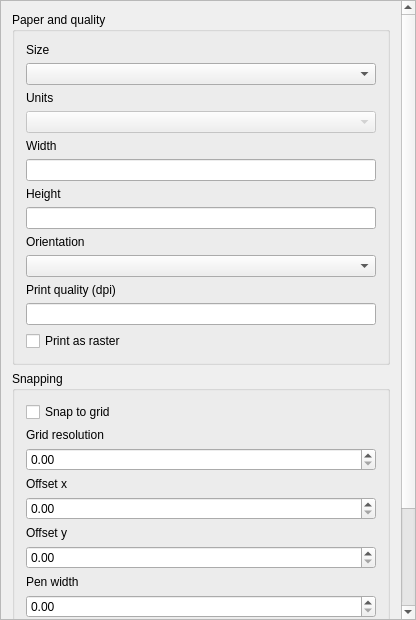
sourcepole/qgis, file qgis/src/ui/qgscompositionwidgetbase.ui: the form before one commit.
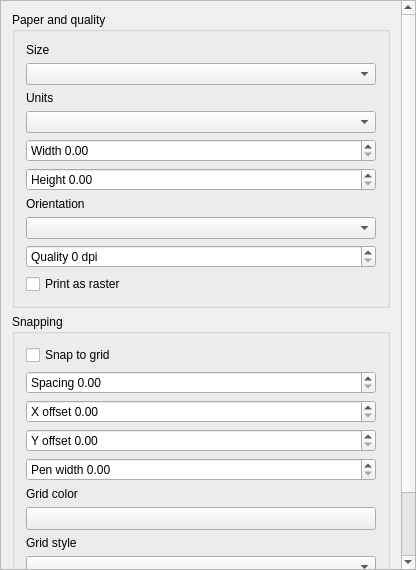
The form after the commit. Custom widgets are drawn as their Qt base class.

Diff of the .ui file:
```diff
--- a/qgis/src/ui/qgscompositionwidgetbase.ui
+++ b/qgis/src/ui/qgscompositionwidgetbase.ui
@@ -7,7 +7,7 @@
     <x>0</x>
     <y>0</y>
     <width>416</width>
-    <height>620</height>
+    <height>570</height>
    </rect>
   </property>
   <property name="sizePolicy">
@@ -32,9 +32,9 @@
       <property name="geometry">
        <rect>
         <x>0</x>
-        <y>-72</y>
-        <width>396</width>
-        <height>688</height>
+        <y>0</y>
+        <width>393</width>
+        <height>707</height>
        </rect>
       </property>
       <layout class="QGridLayout" name="gridLayout_3">
@@ -98,7 +98,7 @@
           <item row="3" column="0">
            <widget class="QComboBox" name="mPaperUnitsComboBox">
             <property name="enabled">
-             <bool>false</bool>
+             <bool>true</bool>
             </property>
             <property name="sizePolicy">
              <sizepolicy hsizetype="Expanding" vsizetype="Fixed">
@@ -108,51 +108,7 @@
             </property>
            </widget>
           </item>
-          <item row="4" column="0">
-           <widget class="QLabel" name="textLabel4">
-            <property name="sizePolicy">
-             <sizepolicy hsizetype="Preferred" vsizetype="Fixed">
-              <horstretch>0</horstretch>
-              <verstretch>0</verstretch>
-             </sizepolicy>
-            </property>
-            <property name="text">
-             <string>Width</string>
-            </property>
-            <property name="wordWrap">
-             <bool>true</bool>
-            </property>
-            <property name="buddy">
-             <cstring>mPaperWidthLineEdit</cstring>
-            </property>
-           </widget>
-          </item>
-          <item row="5" column="0">
-           <widget class="QLineEdit" name="mPaperWidthLineEdit"/>
-          </item>
           <item row="6" column="0">
-           <widget class="QLabel" name="textLabel6">
-            <property name="sizePolicy">
-             <sizepolicy hsizetype="Preferred" vsizetype="Fixed">
-              <horstretch>0</horstretch>
-              <verstretch>0</verstretch>
-             </sizepolicy>
-            </property>
-            <property name="text">
-             <string>Height</string>
-            </property>
-            <property name="wordWrap">
-             <bool>true</bool>
-            </property>
-            <property name="buddy">
-             <cstring>mPaperHeightLineEdit</cstring>
-            </property>
-           </widget>
-          </item>
-          <item row="7" column="0">
-           <widget class="QLineEdit" name="mPaperHeightLineEdit"/>
-          </item>
-          <item row="8" column="0">
            <widget class="QLabel" name="textLabel7">
             <property name="sizePolicy">
              <sizepolicy hsizetype="Preferred" vsizetype="Fixed">
@@ -171,7 +127,7 @@
             </property>
            </widget>
           </item>
-          <item row="9" column="0">
+          <item row="7" column="0">
            <widget class="QComboBox" name="mPaperOrientationComboBox">
             <property name="enabled">
              <bool>true</bool>
@@ -184,35 +140,52 @@
             </property>
            </widget>
           </item>
-          <item row="10" column="0">
-           <widget class="QLabel" name="mResolutionLabel">
-            <property name="sizePolicy">
-             <sizepolicy hsizetype="Preferred" vsizetype="Preferred">
-              <horstretch>0</horstretch>
-              <verstretch>0</verstretch>
-             </sizepolicy>
-            </property>
-            <property name="text">
-             <string>Print quality (dpi)</string>
-            </property>
-            <property name="wordWrap">
-             <bool>true</bool>
-            </property>
-            <property name="buddy">
-             <cstring>mResolutionLineEdit</cstring>
-            </property>
-           </widget>
-          </item>
-          <item row="11" column="0">
-           <widget class="QLineEdit" name="mResolutionLineEdit"/>
-          </item>
-          <item row="12" column="0">
+          <item row="9" column="0">
            <widget class="QCheckBox" name="mPrintAsRasterCheckBox">
             <property name="text">
              <string>Print as raster</string>
             </property>
            </widget>
           </item>
+          <item row="8" column="0">
+           <widget class="QSpinBox" name="mResolutionSpinBox">
+            <property name="suffix">
+             <string> dpi</string>
+            </property>
+            <property name="prefix">
+             <string>Quality </string>
+            </property>
+            <property name="maximum">
+             <number>3000</number>
+            </property>
+           </widget>
+          </item>
+          <item row="4" column="0">
+           <widget class="QDoubleSpinBox" name="mPaperWidthDoubleSpinBox">
+            <property name="prefix">
+             <string>Width </string>
+            </property>
+            <property name="suffix">
+             <string/>
+            </property>
+            <property name="maximum">
+             <double>99999.000000000000000</double>
+            </property>
+           </widget>
+          </item>
+          <item row="5" column="0">
+           <widget class="QDoubleSpinBox" name="mPaperHeightDoubleSpinBox">
+            <property name="prefix">
+             <string>Height </string>
+            </property>
+            <property name="suffix">
+             <string/>
+            </property>
+            <property name="maximum">
+             <double>99999.000000000000000</double>
+            </property>
+           </widget>
+          </item>
          </layout>
         </widget>
        </item>
@@ -230,82 +203,43 @@
            </widget>
           </item>
           <item row="1" column="0">
-           <widget class="QLabel" name="mResolutionLabel_2">
-            <property name="sizePolicy">
-             <sizepolicy hsizetype="Preferred" vsizetype="Fixed">
-              <horstretch>0</horstretch>
-              <verstretch>0</verstretch>
-             </sizepolicy>
+           <widget class="QDoubleSpinBox" name="mGridResolutionSpinBox">
+            <property name="prefix">
+             <string>Spacing </string>
             </property>
-            <property name="text">
-             <string>Grid resolution</string>
+            <property name="suffix">
+             <string/>
             </property>
-            <property name="wordWrap">
-             <bool>true</bool>
-            </property>
-            <property name="buddy">
-             <cstring>mResolutionSpinBox</cstring>
+            <property name="maximum">
+             <double>9999.000000000000000</double>
             </property>
            </widget>
           </item>
           <item row="2" column="0">
-           <widget class="QDoubleSpinBox" name="mResolutionSpinBox"/>
+           <widget class="QDoubleSpinBox" name="mOffsetXSpinBox">
+            <property name="prefix">
+             <string>X offset </string>
+            </property>
+            <property name="maximum">
+             <double>9999.000000000000000</double>
+            </property>
+           </widget>
           </item>
           <item row="3" column="0">
-           <widget class="QLabel" name="mXOffsetLabel">
-            <property name="sizePolicy">
-             <sizepolicy hsizetype="Preferred" vsizetype="Fixed">
-              <horstretch>0</horstretch>
-              <verstretch>0</verstretch>
-             </sizepolicy>
-            </property>
-            <property name="text">
-             <string>Offset x</string>
-            </property>
-            <property name="wordWrap">
-             <bool>true</bool>
-            </property>
-            <property name="buddy">
-             <cstring>mOffsetXSpinBox</cstring>
+           <widget class="QDoubleSpinBox" name="mOffsetYSpinBox">
+            <property name="prefix">
+             <string>Y offset </string>
             </property>
            </widget>
           </item>
           <item row="4" column="0">
-           <widget class="QDoubleSpinBox" name="mOffsetXSpinBox"/>
+           <widget class="QDoubleSpinBox" name="mPenWidthSpinBox">
+            <property name="prefix">
+             <string>Pen width </string>
+            </property>
+           </widget>
           </item>
           <item row="5" column="0">
-           <widget class="QLabel" name="mYOffsetLabel">
-            <property name="text">
-             <string>Offset y</string>
-            </property>
-            <property name="wordWrap">
-             <bool>true</bool>
-            </property>
-            <property name="buddy">
-             <cstring>mOffsetYSpinBox</cstring>
-            </property>
-           </widget>
-          </item>
-          <item row="6" column="0">
-           <widget class="QDoubleSpinBox" name="mOffsetYSpinBox"/>
-          </item>
-          <item row="7" column="0">
-           <widget class="QLabel" name="mPenWidthLabel">
-            <property name="text">
-             <string>Pen width</string>
-            </property>
-            <property name="wordWrap">
-             <bool>true</bool>
-            </property>
-            <property name="buddy">
-             <cstring>mPenWidthSpinBox</cstring>
-            </property>
-           </widget>
-          </item>
-          <item row="8" column="0">
-           <widget class="QDoubleSpinBox" name="mPenWidthSpinBox"/>
-          </item>
-          <item row="9" column="0">
            <widget class="QLabel" name="mGridColorLabel">
             <property name="text">
              <string>Grid color</string>
@@ -318,7 +252,7 @@
             </property>
            </widget>
           </item>
-          <item row="10" column="0">
+          <item row="6" column="0">
            <widget class="QgsColorButton" name="mGridColorButton">
             <property name="sizePolicy">
              <sizepolicy hsizetype="Preferred" vsizetype="Fixed">
@@ -331,7 +265,7 @@
             </property>
            </widget>
           </item>
-          <item row="11" column="0">
+          <item row="7" column="0">
            <widget class="QLabel" name="mGridStyleLabel">
             <property name="text">
              <string>Grid style</string>
@@ -344,12 +278,25 @@
             </property>
            </widget>
           </item>
-          <item row="12" column="0">
+          <item row="8" column="0">
            <widget class="QComboBox" name="mGridStyleComboBox"/>
           </item>
          </layout>
         </widget>
        </item>
+       <item row="2" column="0">
+        <spacer name="verticalSpacer">
+         <property name="orientation">
+          <enum>Qt::Vertical</enum>
+         </property>
+         <property name="sizeHint" stdset="0">
+          <size>
+           <width>20</width>
+           <height>40</height>
+          </size>
+         </property>
+        </spacer>
+       </item>
       </layout>
      </widget>
     </widget>
```
Left out of the diff: 5 changed lines with no effect on the pictures.
